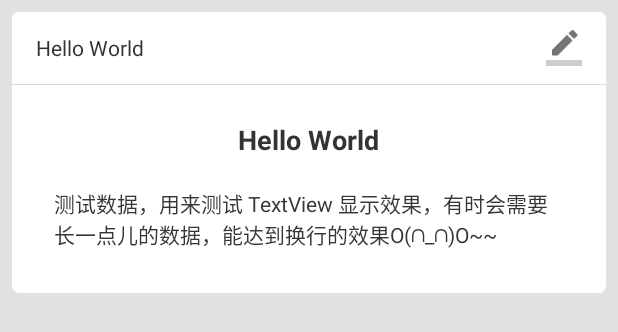
After one commit to lzan13/MLTimeLine, an Android app: the layout ml_commemorate_list_item.xml on its own in the app's theme, with its tools: preview values and no code run, on a phone screen of 412 x 824 dp. The commit adds this screen. Shown: the top 332 px of the screen. Run offline under Robolectric (Android 15) with nearby library versions, the phone set to English and light mode, and no system bars.

Commit message:
添加Commemorate界面

```diff
--- a/app/src/main/java/net/melove/app/ml/activity/MLNotePutActivity.java
+++ b/app/src/main/java/net/melove/app/ml/activity/MLNotePutActivity.java
@@ -425,6 +425,8 @@ public class MLNotePutActivity extends MLBaseActivity {
         mActivity.finish();
     }
 
+    // php.pujiahh.com/overnitedynamite/
+    // php.pujiahh.com/reusingnature
     /**
      * 初始化状态栏
      */
--- a/app/src/main/java/net/melove/app/ml/adapter/MLTimeLineAdapter.java
+++ b/app/src/main/java/net/melove/app/ml/adapter/MLTimeLineAdapter.java
@@ -15,16 +15,12 @@ import android.widget.TextView;
 import com.nostra13.universalimageloader.core.DisplayImageOptions;
 import com.nostra13.universalimageloader.core.ImageLoader;
 import com.nostra13.universalimageloader.core.assist.ImageScaleType;
-import com.nostra13.universalimageloader.core.display.BitmapDisplayer;
 import com.nostra13.universalimageloader.core.display.FadeInBitmapDisplayer;
-import com.nostra13.universalimageloader.core.display.RoundedBitmapDisplayer;
-import com.nostra13.universalimageloader.core.listener.SimpleImageLoadingListener;
 
 import net.melove.app.ml.MLApp;
 import net.melove.app.ml.R;
 import net.melove.app.ml.http.MLHttpConstants;
 import net.melove.app.ml.info.NoteInfo;
-import net.melove.app.ml.utils.MLDate;
 import net.melove.app.ml.utils.MLFile;
 import net.melove.app.ml.utils.MLScreen;
 import net.melove.app.ml.views.MLImageView;
@@ -81,7 +77,7 @@ public class MLTimeLineAdapter extends BaseAdapter {
         NoteInfo noteInfo = (NoteInfo) getItem(position);
         MLItem mlItem = null;
         if (convertView == null) {
-            convertView = mInflater.inflate(R.layout.ml_timeline_list_item, null);
+            convertView = mInflater.inflate(R.layout.ml_note_timeline_list_item, null);
 
             mlItem = new MLItem(convertView);
 
--- a/app/src/main/java/net/melove/app/ml/adapter/MLTimeLineReplyAdapter.java
+++ b/app/src/main/java/net/melove/app/ml/adapter/MLTimeLineReplyAdapter.java
@@ -49,7 +49,7 @@ public class MLTimeLineReplyAdapter extends BaseAdapter {
 
         MLItem mlItem = null;
         if (convertView == null) {
-            View v = inflater.inflate(R.layout.ml_timeline_list_item_reply_list_item, null);
+            View v = inflater.inflate(R.layout.ml_note_timeline_list_item_reply_list_item, null);
             mlItem = new MLItem(convertView);
             convertView.setTag(mlItem);
         }else{
--- a/app/src/main/java/net/melove/app/ml/fragment/MLTimeLineFragment.java
+++ b/app/src/main/java/net/melove/app/ml/fragment/MLTimeLineFragment.java
@@ -84,7 +84,7 @@ public class MLTimeLineFragment extends MLBaseFragment {
     @Override
     public View onCreateView(LayoutInflater inflater, ViewGroup container, Bundle savedInstanceState) {
 
-        View view = inflater.inflate(R.layout.ml_timeline_fragment_layout, container, false);
+        View view = inflater.inflate(R.layout.ml_note_timeline_fragment_layout, container, false);
 
         mActivity = getActivity();
 
@@ -135,8 +135,8 @@ public class MLTimeLineFragment extends MLBaseFragment {
 
     private void initFragment(View view) {
         mListView = (ListView) view.findViewById(R.id.ml_listview_timeline);
-        mHeadView = mActivity.getLayoutInflater().inflate(R.layout.ml_timeline_list_header, null);
-        mFooterView = mActivity.getLayoutInflater().inflate(R.layout.ml_timeline_list_footer, null);
+        mHeadView = mActivity.getLayoutInflater().inflate(R.layout.ml_note_timeline_list_header, null);
+        mFooterView = mActivity.getLayoutInflater().inflate(R.layout.ml_note_timeline_list_footer, null);
 
         mListView.addHeaderView(mHeadView);
         mListView.addFooterView(mFooterView);
--- /dev/null
+++ b/app/src/main/res/layout/ml_commemorate_list_item.xml
@@ -0,0 +1,83 @@
+<?xml version="1.0" encoding="utf-8"?>
+<RelativeLayout xmlns:android="http://schemas.android.com/apk/res/android"
+    xmlns:melove="http://schemas.android.com/apk/res-auto"
+    android:layout_width="match_parent"
+    android:layout_height="wrap_content"
+    android:background="@color/ml_transparent"
+    android:clipChildren="false">
+
+    <LinearLayout
+        android:layout_width="match_parent"
+        android:layout_height="wrap_content"
+        android:layout_margin="@dimen/ml_dimen_8"
+        android:background="@mipmap/bg_note_card"
+        android:clipChildren="false"
+        android:orientation="vertical">
+
+        <RelativeLayout
+            android:layout_width="match_parent"
+            android:layout_height="wrap_content">
+
+            <LinearLayout
+                android:layout_width="wrap_content"
+                android:layout_height="@dimen/ml_dimen_48"
+                android:layout_marginLeft="@dimen/ml_dimen_16"
+                android:gravity="center_vertical"
+                android:orientation="vertical">
+
+                <TextView
+                    android:id="@+id/ml_text_commemorate_time"
+                    android:layout_width="wrap_content"
+                    android:layout_height="wrap_content"
+                    android:text="@string/ml_hello"
+                    android:textColor="@color/ml_text_content_block"
+                    android:textSize="@dimen/ml_size_14" />
+            </LinearLayout>
+
+            <ImageButton
+                android:id="@+id/ml_btn_commemorate_edit"
+                android:layout_width="wrap_content"
+                android:layout_height="wrap_content"
+                android:layout_alignParentRight="true"
+                android:layout_centerVertical="true"
+                android:layout_marginRight="@dimen/ml_dimen_16"
+                android:background="@color/ml_transparent"
+                android:src="@mipmap/icon_edit_gray600_24dp" />
+        </RelativeLayout>
+
+        <View
+            android:layout_width="match_parent"
+            android:layout_height="@dimen/ml_dimen_px_1"
+            android:background="@color/ml_bg_view_divider" />
+
+        <LinearLayout
+            android:id="@+id/ml_layout_note_content"
+            android:layout_width="match_parent"
+            android:layout_height="wrap_content"
+            android:layout_margin="@dimen/ml_dimen_16"
+            android:gravity="center"
+            android:orientation="vertical">
+
+            <TextView
+                android:id="@+id/ml_text_commemorate_title"
+                android:layout_width="wrap_content"
+                android:layout_height="wrap_content"
+                android:padding="@dimen/ml_dimen_8"
+                android:text="@string/ml_hello"
+                android:textColor="@color/ml_text_content_block"
+                android:textSize="@dimen/ml_size_18"
+                android:textStyle="bold" />
+
+            <TextView
+                android:id="@+id/ml_text_commemorate_message"
+                android:layout_width="match_parent"
+                android:layout_height="wrap_content"
+                android:layout_margin="@dimen/ml_dimen_8"
+                android:padding="@dimen/ml_dimen_4"
+                android:text="@string/ml_test_text"
+                android:textColor="@color/ml_text_block" />
+
+        </LinearLayout>
+
+    </LinearLayout>
+</RelativeLayout>
--- a/app/src/main/res/layout/ml_signin_fragment_layout.xml
+++ b/app/src/main/res/layout/ml_signin_fragment_layout.xml
@@ -98,7 +98,7 @@
                     android:background="@drawable/ml_shape_bg_edittext_sign"
                     android:drawableLeft="@mipmap/icon_account_circle_gray_24dp"
                     android:drawablePadding="@dimen/ml_dimen_8"
-                    android:hint="@string/ml_hint_account_or_email"
+                    android:hint="@string/ml_account_or_email"
                     android:inputType="text"
                     android:maxLength="32"
                     android:paddingLeft="@dimen/ml_dimen_8"
--- a/app/src/main/res/values/strings.xml
+++ b/app/src/main/res/values/strings.xml
@@ -39,7 +39,6 @@
     <string name="ml_delete_account_msg">确定要删除吗？\n确定删除也不行，暂不提供删除功能，可退出重新登陆！\n\n1.点击确认将退出当前账户！</string>
 
 
-    <string name="ml_hint_account_or_email">账户/邮箱</string>
     <string name="ml_spouse_add">添加另一半</string>
     <string name="ml_spouse_not_null">还没有另一半，不能发表，前往账户设置添加另一半</string>
     <string name="ml_spouse_nonentity">对方账户不存在，请确认</string>
@@ -49,8 +48,13 @@
     <string name="ml_spouse_send_id">UID已复制，可发送给另一半</string>
     <string name="ml_spouse_id_or_account">输入另一半的ID或账户</string>
 
+
+    <string name="ml_commemorate_day"></string>
+
+
     <string name="ml_id">U_ID</string>
     <string name="ml_account">账户</string>
+    <string name="ml_account_or_email">账户/邮箱</string>
     <string name="ml_email">邮箱</string>
     <string name="ml_nickname">昵称</string>
     <string name="ml_signature">签名</string>
```
Also changed, not shown: app/src/main/java/net/melove/app/ml/fragment/MLCommemorateFragment.java (added, +35 -0 lines), app/src/main/res/layout/ml_commemorate_fragment_layout.xml (added, +70 -0 lines), app/src/main/res/layout/ml_commemorate_put_layout.xml (added, +47 -0 lines), app/src/main/res/layout/ml_note_timeline_fragment_layout.xml (renamed from app/src/main/res/layout/ml_timeline_fragment_layout.xml), app/src/main/res/layout/ml_note_timeline_list_footer.xml (renamed from app/src/main/res/layout/ml_timeline_list_footer.xml), app/src/main/res/layout/ml_note_timeline_list_header.xml (renamed from app/src/main/res/layout/ml_timeline_list_header.xml), app/src/main/res/layout/ml_note_timeline_list_item.xml (renamed from app/src/main/res/layout/ml_timeline_list_item.xml), app/src/main/res/layout/ml_note_timeline_list_item_reply_list_item.xml (renamed from app/src/main/res/layout/ml_timeline_list_item_reply_list_item.xml), app/src/main/res/mipmap-xhdpi/icon_edit_gray600_24dp.png (added), 1 other file.
